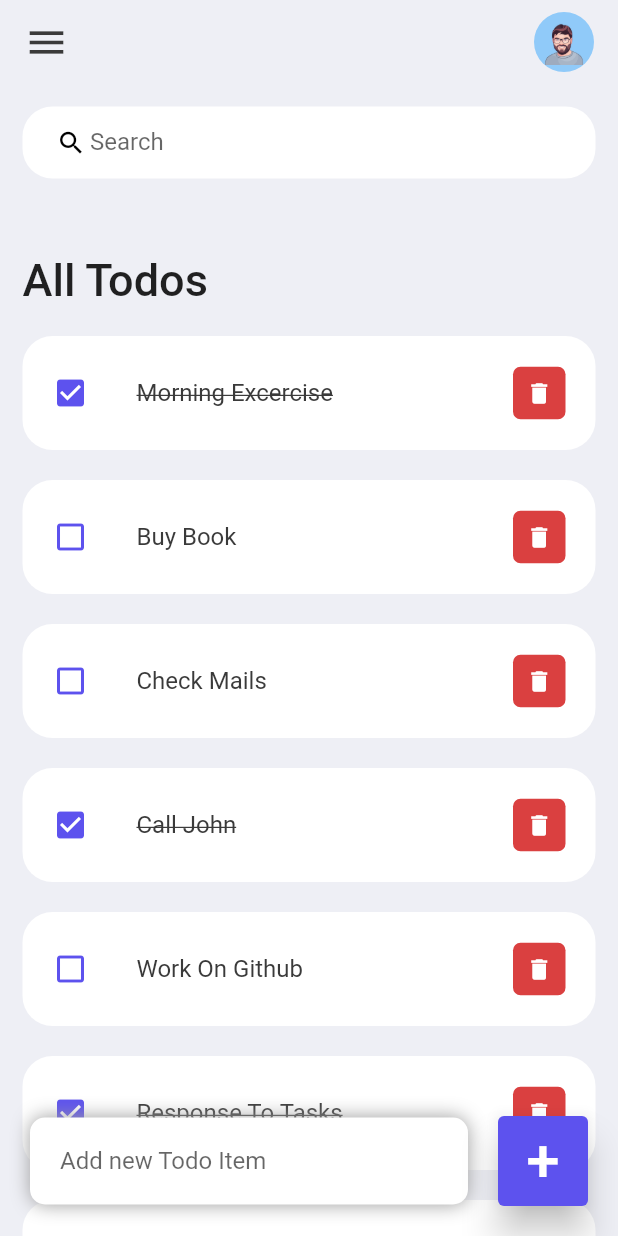
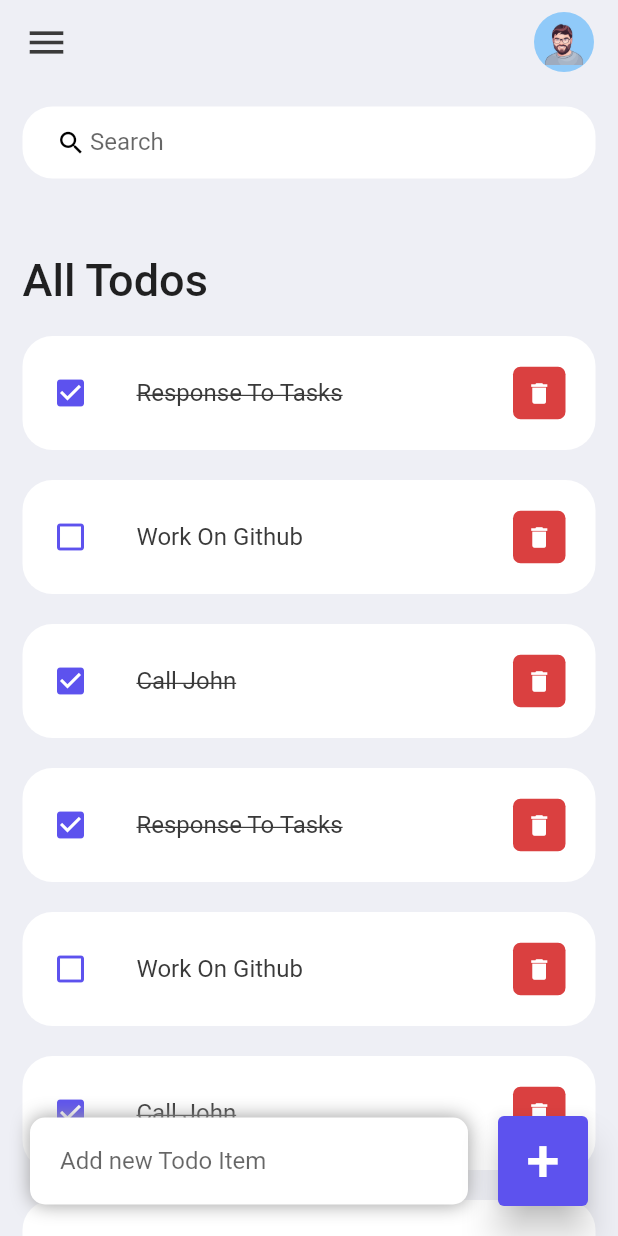
Before and after one commit to mehdigharibi/MyFlutterTodo, a Flutter app: the screen it shows after launch, on a phone screen of 412 x 824 dp. Run offline on Flutter 3.47's test engine with Material 2 defaults, Android fonts, the phone set to English and light mode, and no system bars.

Commit message:
final commit

```diff
--- a/lib/model/todo.dart
+++ b/lib/model/todo.dart
@@ -17,9 +17,9 @@ class Todo {
       Todo(id: '04', todoText: 'Call John', isDone: true),
       Todo(id: '05', todoText: 'Work On Github', isDone: false),
       Todo(id: '06', todoText: 'Response To Tasks', isDone: true),
-      Todo(id: '04', todoText: 'Call John', isDone: true),
-      Todo(id: '05', todoText: 'Work On Github', isDone: false),
-      Todo(id: '06', todoText: 'Response To Tasks', isDone: true),
+      Todo(id: '07', todoText: 'Call John', isDone: true),
+      Todo(id: '08', todoText: 'Work On Github', isDone: false),
+      Todo(id: '09', todoText: 'Response To Tasks', isDone: true),
     ];
   }
 }
--- a/lib/screens/home.dart
+++ b/lib/screens/home.dart
@@ -15,6 +15,14 @@ class homeScreen extends StatefulWidget {
 
 class _homeScreenState extends State<homeScreen> {
   final todoLists = Todo.todoList();
+  List<Todo> _foundtodo = [];
+  final _todoController = TextEditingController();
+  @override
+  void initState() {
+    _foundtodo = todoLists;
+    super.initState();
+  }
+
   @override
   Widget build(BuildContext context) {
     SystemChrome.setSystemUIOverlayStyle(
@@ -42,11 +50,11 @@ class _homeScreenState extends State<homeScreen> {
                                 fontSize: 30, fontWeight: FontWeight.w500),
                           ),
                         ),
-                        for (Todo todo in todoLists)
+                        for (Todo todo in _foundtodo.reversed)
                           TodoItems(
                             todo: todo,
                             onTodoChange: handleTodoChange,
-                            onTodoDelete: () {},
+                            onTodoDelete: deleteTodoItem,
                           )
                       ],
                     ),
@@ -75,6 +83,7 @@ class _homeScreenState extends State<homeScreen> {
                             ),
                           ]),
                       child: TextField(
+                        controller: _todoController,
                         decoration: InputDecoration(
                             hintText: 'Add new Todo Item',
                             border: InputBorder.none),
@@ -87,7 +96,9 @@ class _homeScreenState extends State<homeScreen> {
                               elevation: 10,
                               primary: tdBlue,
                               minimumSize: Size(60, 60)),
-                          onPressed: () {},
+                          onPressed: () {
+                            _addTodoItem(_todoController.text);
+                          },
                           child: Text(
                             '+',
                             style: TextStyle(fontSize: 40),
@@ -106,4 +117,61 @@ class _homeScreenState extends State<homeScreen> {
       todo.isDone = !todo.isDone!;
     });
   }
+
+  void deleteTodoItem(String id) {
+    setState(() {
+      todoLists.removeWhere((element) => element.id == id);
+    });
+  }
+
+  void _addTodoItem(String todo) {
+    setState(() {
+      todoLists.add(Todo(
+          id: DateTime.now().microsecondsSinceEpoch.toString(),
+          todoText: todo,
+          isDone: false));
+    });
+    _todoController.clear();
+  }
+
+  void _runfilter(String EnteredKey) {
+    List<Todo> result = [];
+    if (EnteredKey.isEmpty) {
+      result = todoLists;
+    } else {
+      result = todoLists
+          .where((element) => element.todoText!
+              .toLowerCase()
+              .contains(EnteredKey.toLowerCase()))
+          .toList();
+    }
+
+    setState(() {
+      _foundtodo = result;
+    });
+  }
+
+  Widget searchBox() {
+    return Container(
+      padding: EdgeInsets.symmetric(horizontal: 20),
+      decoration: BoxDecoration(
+        color: Colors.white,
+        borderRadius: BorderRadius.circular(20),
+      ),
+      child: TextField(
+        onChanged: (value) => _runfilter(value),
+        decoration: InputDecoration(
+          contentPadding: EdgeInsets.all(0),
+          prefixIcon: Icon(
+            Icons.search,
+            color: Colors.black,
+            size: 20,
+          ),
+          prefixIconConstraints: BoxConstraints(maxHeight: 20, minWidth: 25),
+          hintText: 'Search',
+          border: InputBorder.none,
+        ),
+      ),
+    );
+  }
 }
--- a/lib/widgets/searchBox.dart
+++ b/lib/widgets/searchBox.dart
@@ -1,24 +1 @@
 import 'package:flutter/material.dart';
-
-Widget searchBox() {
-  return Container(
-    padding: EdgeInsets.symmetric(horizontal: 20),
-    decoration: BoxDecoration(
-      color: Colors.white,
-      borderRadius: BorderRadius.circular(20),
-    ),
-    child: const TextField(
-      decoration: InputDecoration(
-        contentPadding: EdgeInsets.all(0),
-        prefixIcon: Icon(
-          Icons.search,
-          color: Colors.black,
-          size: 20,
-        ),
-        prefixIconConstraints: BoxConstraints(maxHeight: 20, minWidth: 25),
-        hintText: 'Search',
-        border: InputBorder.none,
-      ),
-    ),
-  );
-}
--- a/lib/widgets/todoItems.dart
+++ b/lib/widgets/todoItems.dart
@@ -45,7 +45,9 @@ class TodoItems extends StatelessWidget {
           decoration: BoxDecoration(
               color: tdRed, borderRadius: BorderRadius.circular(5)),
           child: IconButton(
-            onPressed: () {},
+            onPressed: () {
+              onTodoDelete(todo.id);
+            },
             icon: Icon(
               Icons.delete,
             ),
```
